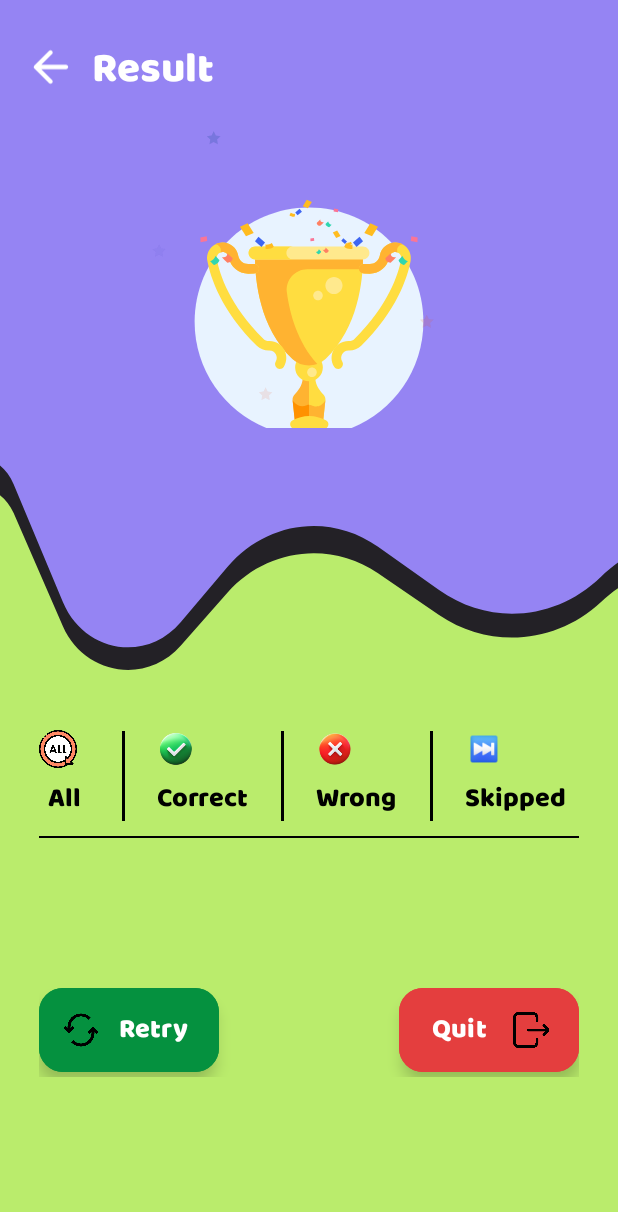
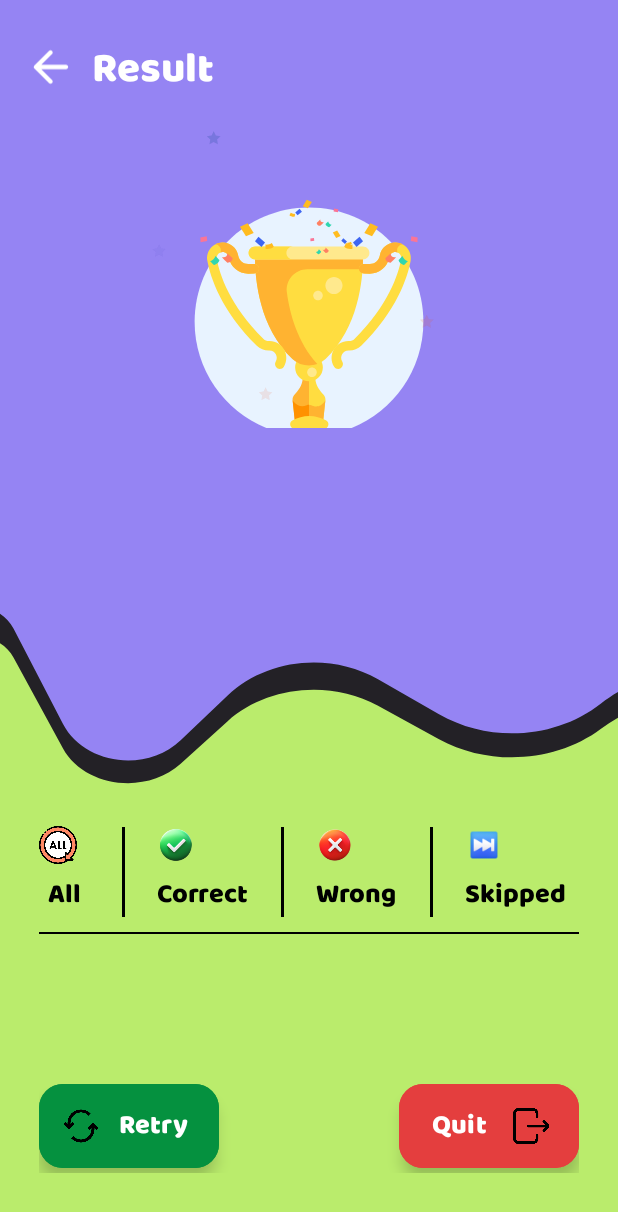
Before and after one commit to Chinazablossom/TriviaMania, an Android app: the layout fragment_results.xml on its own in the app's theme, with its tools: preview values and no code run, on a phone screen of 412 x 824 dp. Shown: the top 1212 px of the screen. Run offline under Robolectric (Android 15) with nearby library versions, the phone set to English and light mode, and no system bars; Roboto replaces fonts that are not available here.

Commit message:
eight commit

```diff
--- a/app/src/main/res/layout/fragment_results.xml
+++ b/app/src/main/res/layout/fragment_results.xml
@@ -77,7 +77,7 @@
         <androidx.core.widget.NestedScrollView
             android:layout_width="match_parent"
             android:layout_height="wrap_content"
-            android:layout_marginBottom="80dp"
+            android:layout_marginBottom="16dp"
             app:layout_constraintBottom_toBottomOf="parent"
             app:layout_constraintEnd_toEndOf="parent"
             app:layout_constraintStart_toStartOf="parent">
@@ -367,7 +367,7 @@
     <View
         android:id="@+id/view"
         android:layout_width="match_parent"
-        android:layout_height="520dp"
+        android:layout_height="420dp"
         android:background="@drawable/backgroundsvg"
         android:backgroundTint="#F51E1D1D"
         app:layout_constraintBottom_toBottomOf="parent"
@@ -377,7 +377,7 @@
     <View
         android:id="@+id/viewgr"
         android:layout_width="match_parent"
-        android:layout_height="500dp"
+        android:layout_height="400dp"
         android:background="@drawable/backgroundsvg"
         android:backgroundTint="#BAEC6C"
         app:layout_constraintBottom_toBottomOf="parent"
```
